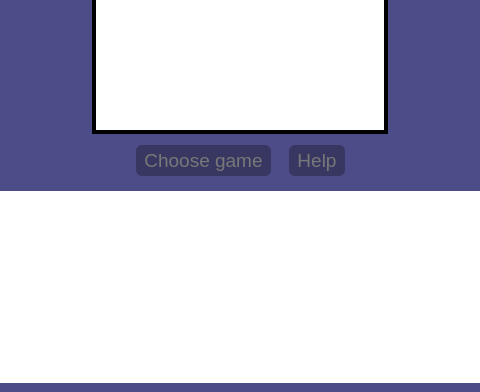
Above: src/mainwindow.ui from MathThree/queens_game before the change; both pictures show x 169 to 649 and y 214 to 606 of the 819 by 606 pixel window. Below: the same form after it.
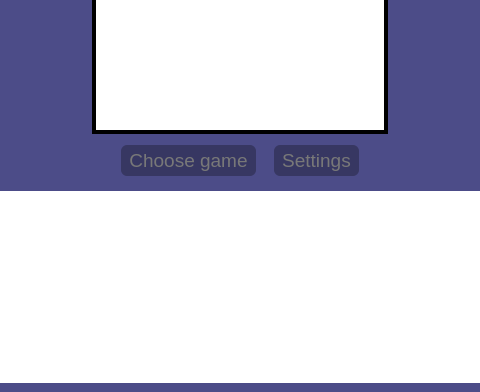
That is the form after the change. Custom widgets are drawn as their Qt base class.

```diff
--- a/src/mainwindow.ui
+++ b/src/mainwindow.ui
@@ -103,6 +103,12 @@
     <string notr="true">#centralwidget{
 	 background:rgb(76, 76, 136);
 	border-radius: 5px;
+}
+
+QLabel {
+    background: transparent;
+    border: none; 
+	color: white;
 }</string>
    </property>
    <layout class="QVBoxLayout" name="verticalLayout_2">
@@ -318,7 +324,7 @@
              <string notr="true"/>
             </property>
             <property name="text">
-             <string>Help</string>
+             <string>Settings</string>
             </property>
             <property name="autoDefault">
              <bool>false</bool>
```
Left out of the diff: 15 changed lines with no effect on the pictures.
